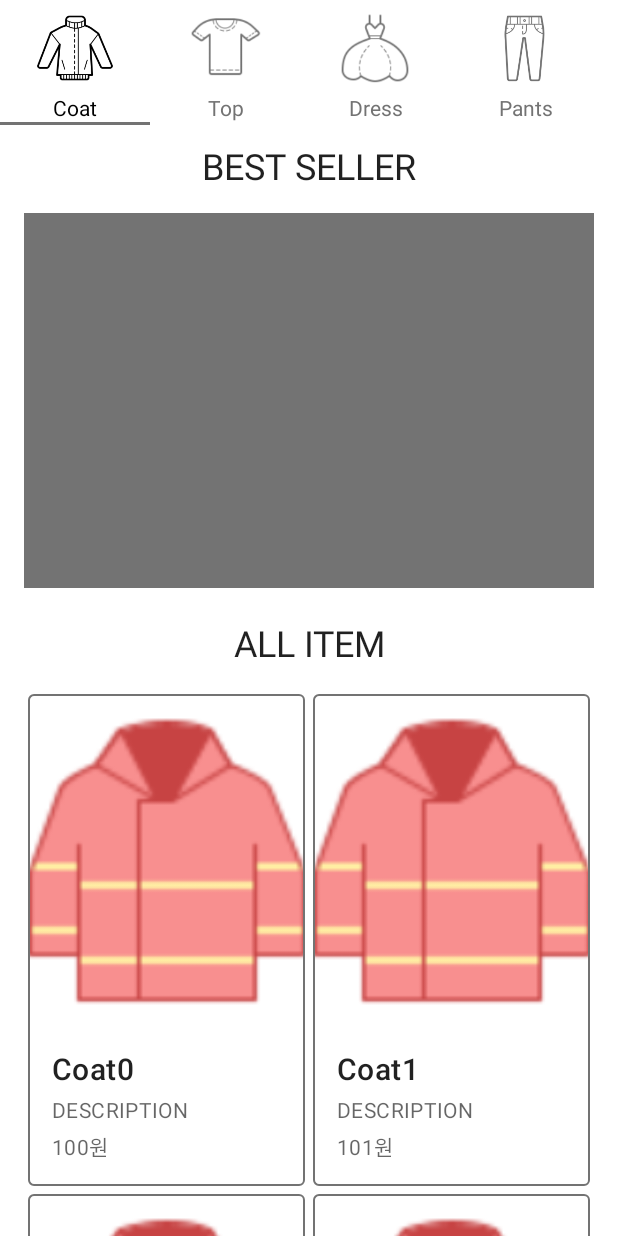
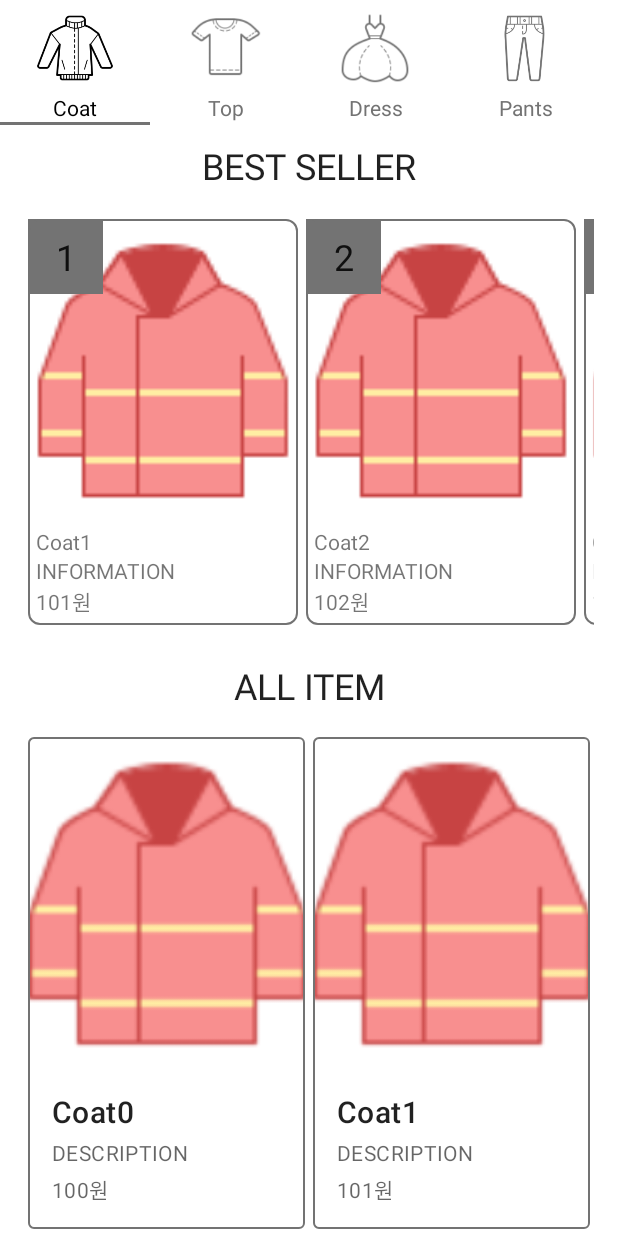
Before and after one commit to otu165/Shop, an Android app: the MenuOuterFragment screen opened directly, with no data from a screen before it, on a phone screen of 412 x 824 dp. Run offline under Robolectric (Android 15) with nearby library versions, the light colour scheme and no system bars; libraries missing offline, so code that uses them is left out: com.github.rubensousa.gravitysnaphelper; 2 statements that could not run were skipped.

Commit message:
juyeon_modify Menu Layout

```diff
--- a/app/src/main/java/com/example/shopping/api/Service.kt
+++ b/app/src/main/java/com/example/shopping/api/Service.kt
@@ -103,6 +103,51 @@ object Service {
         return list
     }
 
+    fun getBestItem(sort : String) : List<MenuFragListViewData> {
+        var list = mutableListOf<MenuFragListViewData>()
+
+        when(sort) {
+            "Coat" -> {
+                for (i in 1..4) {
+                    list.add(MenuFragListViewData(R.drawable.jacket, "${sort}$i", "INFORMATION", (100 + i).toString() + "원"))
+                }
+            }
+            "Top" -> {
+                for (i in 1..4) {
+                    list.add(MenuFragListViewData(R.drawable.top, "${sort}$i", "INFORMATION",(200 + i).toString() + "원"))
+                }
+            }
+            "Dress" -> {
+                for (i in 1..4) {
+                    list.add(MenuFragListViewData(R.drawable.dress, "${sort}$i", "INFORMATION",(300 + i).toString() + "원"))
+                }
+            }
+            "Pants" -> {
+                for (i in 1..4) {
+                    list.add(MenuFragListViewData(R.drawable.jeans, "${sort}$i", "INFORMATION",(400 + i).toString() + "원"))
+                }
+            }
+            "Skirt" -> {
+                for (i in 1..4) {
+                    list.add(MenuFragListViewData(R.drawable.skirt_list, "${sort}$i", "INFORMATION",(500 + i).toString() + "원"))
+                }
+            }
+            "Shoes" -> {
+                for (i in 1..4) {
+                    list.add(MenuFragListViewData(R.drawable.shoes, "${sort}$i", "INFORMATION",(600 + i).toString() + "원"))
+                }
+            }
+            else -> { // Bag
+                for (i in 1..4) {
+                    list.add(MenuFragListViewData(R.drawable.bag, "${sort}$i", "INFORMATION",(700 + i).toString() + "원"))
+                }
+            }
+        }
+
+        return list
+
+    }
+
     fun getStoreVpData() : List<Int> {
         return listOf(
                 R.drawable.jacket,
--- /dev/null
+++ b/app/src/main/java/com/example/shopping/feature/menu/fragment/MenuFragBestRvAdapter.kt
@@ -0,0 +1,26 @@
+package com.example.shopping.feature.menu.fragment
+
+import android.content.Context
+import android.view.LayoutInflater
+import android.view.ViewGroup
+import androidx.recyclerview.widget.RecyclerView
+import com.example.shopping.R
+import com.example.shopping.api.Service
+
+class MenuFragBestRvAdapter(private val context : Context, sort : String) : RecyclerView.Adapter<MenuFragBestRvVH>() {
+    var data = Service.getBestItem(sort)
+
+    override fun onCreateViewHolder(parent: ViewGroup, viewType: Int): MenuFragBestRvVH {
+        val view = LayoutInflater.from(context).inflate(R.layout.rv_frag_menu_outer_item, null)
+        return MenuFragBestRvVH(view)
+    }
+
+    override fun onBindViewHolder(holder: MenuFragBestRvVH, position: Int) {
+        holder.bind(position, data[position])
+    }
+
+    override fun getItemCount(): Int {
+        return data.size
+    }
+
+}
--- /dev/null
+++ b/app/src/main/java/com/example/shopping/feature/menu/fragment/MenuFragBestRvVH.kt
@@ -0,0 +1,30 @@
+package com.example.shopping.feature.menu.fragment
+
+import android.view.View
+import android.widget.ImageView
+import android.widget.TextView
+import androidx.recyclerview.widget.RecyclerView
+import com.bumptech.glide.Glide
+import com.example.shopping.R
+import com.example.shopping.data.menu.MenuFragListViewData
+
+class MenuFragBestRvVH(view : View) : RecyclerView.ViewHolder(view) {
+    val view : View = view
+
+    val txtGrade : TextView = view.findViewById(R.id.txtFragOuterGrade)
+    val img : ImageView = view.findViewById(R.id.imgFragOuter)
+
+    val txtName : TextView = view.findViewById(R.id.txtFragOuterName)
+    val txtInfo : TextView = view.findViewById(R.id.txtFragOuterInfo)
+    val txtCost : TextView = view.findViewById(R.id.txtFragOuterCost)
+
+    fun bind(num : Int, data : MenuFragListViewData) {
+        txtGrade.text = (num + 1).toString()
+        Glide.with(view).load(data.imageResource).into(img)
+//        img.setImageResource(data.imageResource)
+
+        txtName.text = data.name
+        txtInfo.text = data.info
+        txtCost.text = data.cost
+    }
+}
--- a/app/src/main/java/com/example/shopping/feature/menu/fragment/MenuFragRvAdapter.kt
+++ b/app/src/main/java/com/example/shopping/feature/menu/fragment/MenuFragRvAdapter.kt
@@ -10,7 +10,7 @@ import com.example.shopping.api.Service
 class MenuFragRvAdapter(private val context : Context,
                         sort : String) : RecyclerView.Adapter<MenuFragRvVH>() {
 
-    private var data = Service.getMenuFragListViewData(sort)
+    var data = Service.getMenuFragListViewData(sort)
 
     override fun onCreateViewHolder(parent: ViewGroup, viewType: Int): MenuFragRvVH {
         val view = LayoutInflater.from(context).inflate(R.layout.item_frag_menu, null)
--- a/app/src/main/java/com/example/shopping/feature/menu/fragment/MenuOuterFragment.kt
+++ b/app/src/main/java/com/example/shopping/feature/menu/fragment/MenuOuterFragment.kt
@@ -3,12 +3,17 @@ package com.example.shopping.feature.menu.fragment
 import android.graphics.Rect
 import android.os.Bundle
 import android.util.Log
+import android.view.Gravity
 import android.view.LayoutInflater
 import android.view.View
 import android.view.ViewGroup
+import android.widget.LinearLayout
 import androidx.fragment.app.Fragment
 import androidx.recyclerview.widget.GridLayoutManager
+import androidx.recyclerview.widget.LinearLayoutManager
+import androidx.recyclerview.widget.SnapHelper
 import com.example.shopping.R
+import com.github.rubensousa.gravitysnaphelper.GravitySnapHelper
 import kotlinx.android.synthetic.main.fragment_menu_outer.view.*
 
 
@@ -27,9 +32,22 @@ class MenuOuterFragment : Fragment() {
     }
 
     private fun menuOuterFunction(view: View) {
-        // 1. RecyclerView
+        // 1. RecyclerView (best seller)
+        val adapter = MenuFragBestRvAdapter(requireContext(), arguments?.getString("KEY")!!)
+        view.rvFragOuter.adapter = adapter
+        view.rvFragOuter.layoutManager = LinearLayoutManager(requireContext(), LinearLayoutManager.HORIZONTAL, false)
 
-        Log.d(TAG, "key : ${arguments?.getString("KEY")!!}")
+        // add spaces
+        val decoration = VerticalSpaceItemDecoration(6, 4, 4, 6)
+        view.rvFragOuter.addItemDecoration(decoration)
+
+        // add snapHelper
+        val snapHelper = GravitySnapHelper(Gravity.START)
+        snapHelper.attachToRecyclerView(view.rvFragOuter)
+
+        adapter.notifyDataSetChanged()
+
+        // 2. RecyclerView (all item)
 
         val rvAdapter = MenuFragRvAdapter(requireContext(), arguments?.getString("KEY")!!)
         view.lvMenuOuterFrag.adapter = rvAdapter
--- a/app/src/main/res/layout/fragment_menu_outer.xml
+++ b/app/src/main/res/layout/fragment_menu_outer.xml
@@ -25,12 +25,11 @@
             android:layout_marginBottom="15dp"/>
 
         <androidx.recyclerview.widget.RecyclerView
+            android:id="@+id/rvFragOuter"
             android:overScrollMode="never"
             android:nestedScrollingEnabled="false"
-            android:background="@color/gray"
             android:layout_width="match_parent"
-            android:layout_height="250dp"/>
-
+            android:layout_height="wrap_content"/>
 
         <TextView
             android:text="ALL ITEM"
@@ -50,6 +49,4 @@
 
     </LinearLayout>
 
-
-
 </androidx.core.widget.NestedScrollView>
--- /dev/null
+++ b/app/src/main/res/layout/rv_frag_menu_outer_item.xml
@@ -0,0 +1,78 @@
+<?xml version="1.0" encoding="utf-8"?>
+<com.google.android.material.card.MaterialCardView
+    xmlns:android="http://schemas.android.com/apk/res/android"
+    android:layout_width="match_parent"
+    android:layout_height="wrap_content"
+    xmlns:app="http://schemas.android.com/apk/res-auto"
+    app:strokeColor="@color/gray"
+    app:strokeWidth="1dp"
+    app:cardCornerRadius="8dp">
+
+    <LinearLayout
+        android:layout_width="match_parent"
+        android:layout_height="wrap_content"
+        android:orientation="vertical">
+
+        <androidx.constraintlayout.widget.ConstraintLayout
+            android:layout_width="match_parent"
+            android:layout_height="wrap_content">
+
+            <!-- ERROR 외곽선 round 에 맞춰 잘라야 함 -->
+            <ImageView
+                android:id="@+id/txtFragOuter"
+                android:elevation="1dp"
+                android:background="@color/gray"
+                android:layout_width="50dp"
+                android:layout_height="50dp"
+                app:layout_constraintTop_toTopOf="parent"
+                app:layout_constraintLeft_toLeftOf="parent" />
+
+            <TextView
+                android:id="@+id/txtFragOuterGrade"
+                android:text="1"
+                android:elevation="1dp"
+                android:textAppearance="@style/TextAppearance.MaterialComponents.Headline5"
+                android:layout_width="wrap_content"
+                android:layout_height="wrap_content"
+                app:layout_constraintTop_toTopOf="@+id/txtFragOuter"
+                app:layout_constraintLeft_toLeftOf="@+id/txtFragOuter"
+                app:layout_constraintRight_toRightOf="@+id/txtFragOuter"
+                app:layout_constraintBottom_toBottomOf="@+id/txtFragOuter"/>
+
+            <ImageView
+                android:id="@+id/imgFragOuter"
+                android:layout_width="180dp"
+                android:layout_height="200dp"
+                app:layout_constraintTop_toTopOf="parent"
+                app:layout_constraintLeft_toLeftOf="parent"
+                app:layout_constraintRight_toRightOf="parent"/>
+
+        </androidx.constraintlayout.widget.ConstraintLayout>
+
+        <TextView
+            android:id="@+id/txtFragOuterName"
+            android:text="NAME"
+            android:layout_width="match_parent"
+            android:layout_height="wrap_content"
+            android:layout_marginLeft="5dp"
+            android:layout_marginTop="5dp"/>
+
+        <TextView
+            android:id="@+id/txtFragOuterInfo"
+            android:text="INFORMATION"
+            android:layout_width="match_parent"
+            android:layout_height="wrap_content"
+            android:layout_marginLeft="5dp"/>
+
+        <TextView
+            android:id="@+id/txtFragOuterCost"
+            android:text="COST"
+            android:layout_width="match_parent"
+            android:layout_height="wrap_content"
+            android:layout_marginLeft="5dp"
+            android:layout_marginBottom="5dp"/>
+
+
+    </LinearLayout>
+
+</com.google.android.material.card.MaterialCardView>
```
Also changed, not shown: app/src/main/res/layout/item_frag_menu.xml (+0 -33 lines).
